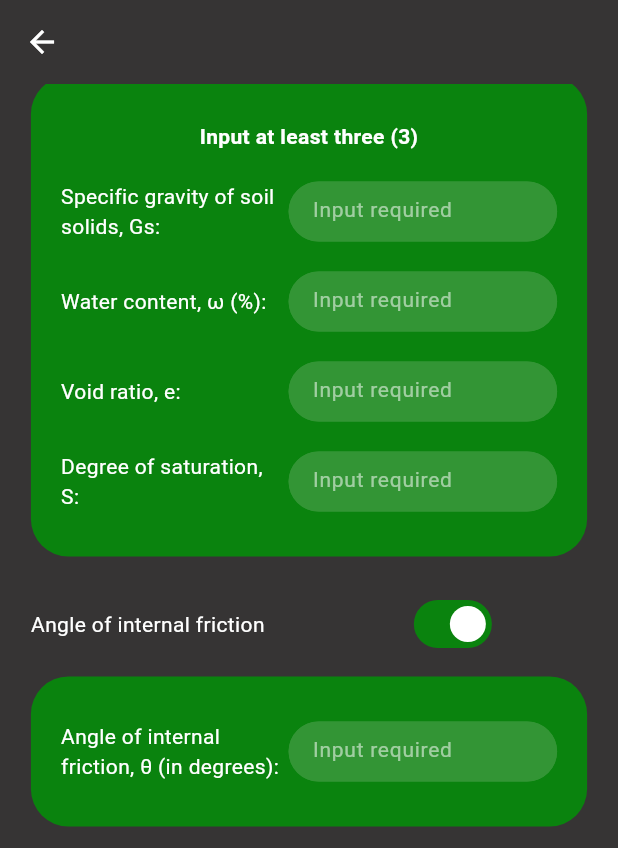
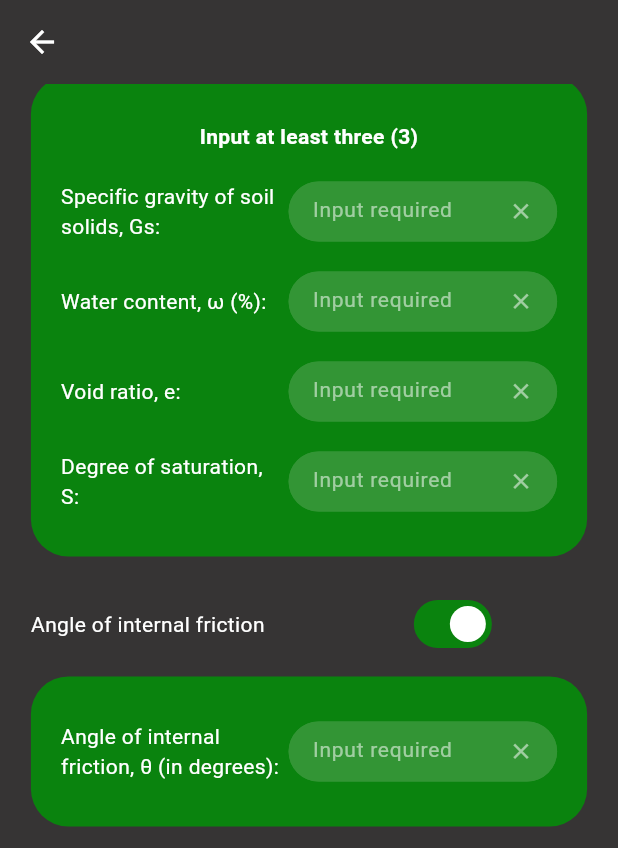
Before and after one commit to raymunddd/foundcalc, a Flutter app: the AnalysisPage screen opened directly with empty values, scrolled down 576 dp, on a phone screen of 412 x 824 dp. Shown: the top 848 px of the screen. Run offline on Flutter 3.47's test engine with Material 3 defaults, Android fonts, the phone set to English and light mode, and no system bars.

Commit message:
Forgot to add some clear buttons

```diff
--- a/foundcalc/lib/pages/analysis_page.dart
+++ b/foundcalc/lib/pages/analysis_page.dart
@@ -868,6 +868,17 @@ Widget build(BuildContext context) {
                       borderRadius: BorderRadius.circular(25),
                       borderSide: BorderSide(color: Colors.white),
                     ),
+                    suffixIcon: IconButton(
+                      icon: Icon(
+                        Icons.clear,
+                        color: Colors.white54,
+                      ),
+                      iconSize: 17,
+                      onPressed: () {
+                        // Clear the text field
+                        inputDepthFoundation.clear();
+                      },
+                    ),
                   ),
                 ),
               )
@@ -920,6 +931,17 @@ Widget build(BuildContext context) {
                       borderRadius: BorderRadius.circular(25),
                       borderSide: BorderSide(color: Colors.white),
                     ),
+                    suffixIcon: IconButton(
+                      icon: Icon(
+                        Icons.clear,
+                        color: Colors.white54,
+                      ),
+                      iconSize: 17,
+                      onPressed: () {
+                        // Clear the text field
+                        inputDepthFoundation.clear();
+                      },
+                    ),
                   ),
                 ),
               )
@@ -972,6 +994,17 @@ Widget build(BuildContext context) {
                       borderRadius: BorderRadius.circular(25),
                       borderSide: BorderSide(color: Colors.white),
                     ),
+                    suffixIcon: IconButton(
+                      icon: Icon(
+                        Icons.clear,
+                        color: Colors.white54,
+                      ),
+                      iconSize: 17,
+                      onPressed: () {
+                        // Clear the text field
+                        inputDepthFoundation.clear();
+                      },
+                    ),
                   ),
                 ),
               )
@@ -1023,6 +1056,17 @@ Widget build(BuildContext context) {
                     focusedBorder: OutlineInputBorder(
                       borderRadius: BorderRadius.circular(25),
                       borderSide: BorderSide(color: Colors.white),
+                    ),
+                    suffixIcon: IconButton(
+                      icon: Icon(
+                        Icons.clear,
+                        color: Colors.white54,
+                      ),
+                      iconSize: 17,
+                      onPressed: () {
+                        // Clear the text field
+                        inputDepthFoundation.clear();
+                      },
                     ),
                   ),
                 ),
@@ -1128,6 +1172,17 @@ Widget build(BuildContext context) {
                       borderRadius: BorderRadius.circular(25),
                       borderSide: BorderSide(color: Colors.white),
                     ),
+                    suffixIcon: IconButton(
+                      icon: Icon(
+                        Icons.clear,
+                        color: Colors.white54,
+                      ),
+                      iconSize: 17,
+                      onPressed: () {
+                        // Clear the text field
+                        inputDepthFoundation.clear();
+                      },
+                    ),
                   ),
                 ),
               )
@@ -1180,6 +1235,17 @@ Widget build(BuildContext context) {
                       borderRadius: BorderRadius.circular(25),
                       borderSide: BorderSide(color: Colors.white),
                     ),
+                    suffixIcon: IconButton(
+                      icon: Icon(
+                        Icons.clear,
+                        color: Colors.white54,
+                      ),
+                      iconSize: 17,
+                      onPressed: () {
+                        // Clear the text field
+                        inputDepthFoundation.clear();
+                      },
+                    ),
                   ),
                 ),
               )
@@ -1231,6 +1297,17 @@ Widget build(BuildContext context) {
                     focusedBorder: OutlineInputBorder(
                       borderRadius: BorderRadius.circular(25),
                       borderSide: BorderSide(color: Colors.white),
+                    ),
+                    suffixIcon: IconButton(
+                      icon: Icon(
+                        Icons.clear,
+                        color: Colors.white54,
+                      ),
+                      iconSize: 17,
+                      onPressed: () {
+                        // Clear the text field
+                        inputDepthFoundation.clear();
+                      },
                     ),
                   ),
                 ),
@@ -1357,6 +1434,17 @@ Widget build(BuildContext context) {
                       borderRadius: BorderRadius.circular(25),
                       borderSide: BorderSide(color: Colors.white),
                     ),
+                    suffixIcon: IconButton(
+                      icon: Icon(
+                        Icons.clear,
+                        color: Colors.white54,
+                      ),
+                      iconSize: 17,
+                      onPressed: () {
+                        // Clear the text field
+                        inputDepthFoundation.clear();
+                      },
+                    ),
                   ),
                 ),
               )
@@ -1441,6 +1529,17 @@ Widget build(BuildContext context) {
                       borderRadius: BorderRadius.circular(25),
                       borderSide: BorderSide(color: Colors.white),
                     ),
+                    suffixIcon: IconButton(
+                      icon: Icon(
+                        Icons.clear,
+                        color: Colors.white54,
+                      ),
+                      iconSize: 17,
+                      onPressed: () {
+                        // Clear the text field
+                        inputDepthFoundation.clear();
+                      },
+                    ),
                   ),
                 ),
               )
@@ -1493,6 +1592,17 @@ Widget build(BuildContext context) {
                       borderRadius: BorderRadius.circular(25),
                       borderSide: BorderSide(color: Colors.white),
                     ),
+                    suffixIcon: IconButton(
+                      icon: Icon(
+                        Icons.clear,
+                        color: Colors.white54,
+                      ),
+                      iconSize: 17,
+                      onPressed: () {
+                        // Clear the text field
+                        inputDepthFoundation.clear();
+                      },
+                    ),
                   ),
                 ),
               )
@@ -1544,6 +1654,17 @@ Widget build(BuildContext context) {
                     focusedBorder: OutlineInputBorder(
                       borderRadius: BorderRadius.circular(25),
                       borderSide: BorderSide(color: Colors.white),
+                    ),
+                    suffixIcon: IconButton(
+                      icon: Icon(
+                        Icons.clear,
+                        color: Colors.white54,
+                      ),
+                      iconSize: 17,
+                      onPressed: () {
+                        // Clear the text field
+                        inputDepthFoundation.clear();
+                      },
                     ),
                   ),
                 ),
@@ -1667,6 +1788,17 @@ Widget build(BuildContext context) {
                       borderRadius: BorderRadius.circular(25),
                       borderSide: BorderSide(color: Colors.white),
                     ),
+                    suffixIcon: IconButton(
+                      icon: Icon(
+                        Icons.clear,
+                        color: Colors.white54,
+                      ),
+                      iconSize: 17,
+                      onPressed: () {
+                        // Clear the text field
+                        inputDepthFoundation.clear();
+                      },
+                    ),
                   ),
                 ),
               )
@@ -1789,6 +1921,17 @@ Widget build(BuildContext context) {
                       borderRadius: BorderRadius.circular(25),
                       borderSide: BorderSide(color: Colors.white),
                     ),
+                    suffixIcon: IconButton(
+                      icon: Icon(
+                        Icons.clear,
+                        color: Colors.white54,
+                      ),
+                      iconSize: 17,
+                      onPressed: () {
+                        // Clear the text field
+                        inputDepthFoundation.clear();
+                      },
+                    ),
                   ),
                 ),
               )
```
